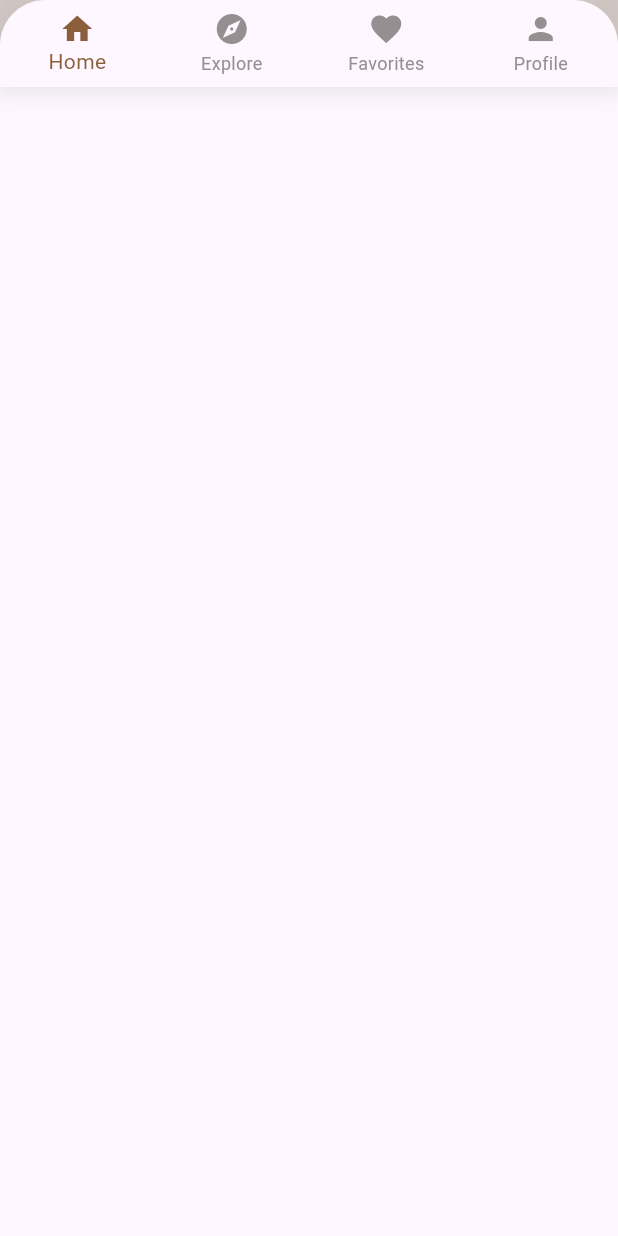
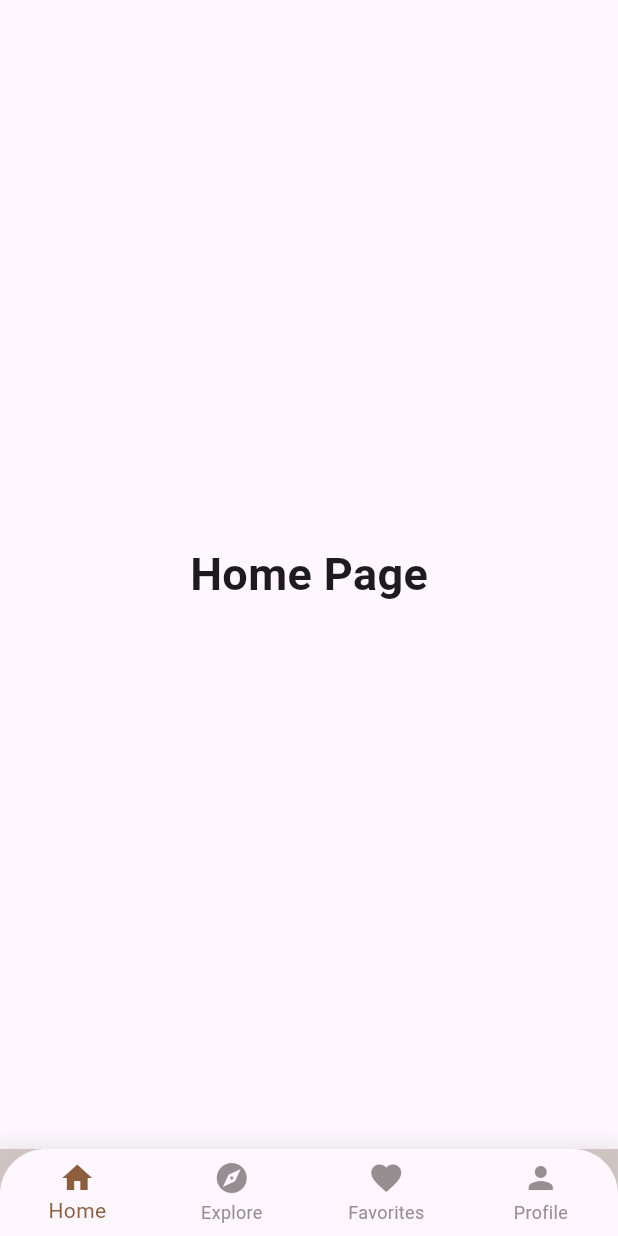
Before and after one commit to nahidath/flutter-app, a Flutter app: the BottomNavBar screen opened directly, on a phone screen of 412 x 824 dp. Run offline on Flutter 3.47's test engine with Material 3 defaults, Android fonts, the phone set to English and light mode, and no system bars.

Commit message:
modify bottomnav

```diff
--- a/myapp/lib/pages/home/widgets/bottomNavBar.dart
+++ b/myapp/lib/pages/home/widgets/bottomNavBar.dart
@@ -1,4 +1,7 @@
 import 'package:flutter/material.dart';
+
+import '../../profile/profile.dart';
+import '../home.dart';
 
 class BottomNavBar extends StatefulWidget {
   const BottomNavBar({Key? key}) : super(key: key);
@@ -10,14 +13,24 @@ class BottomNavBar extends StatefulWidget {
 class _BottomNavBarState extends State<BottomNavBar> {
   int _selectedIndex = 0;
 
+  static final List<Widget> _widgetOptions = <Widget>[
+    HomePageBN(),
+    FavoritesPageBN(),
+    ExplorePageBN(),
+    ProfilePageBN(),
+  ];
+
   void _onItemTapped(int index) {
     setState(() {
       _selectedIndex = index;
     });
   }
+
   @override
   Widget build(BuildContext context) {
-    return Container(
+    return Scaffold(
+      body: _widgetOptions[_selectedIndex],
+      bottomNavigationBar: Container(
         color: const Color(0xFFD7CCC8),
         child: Container(
           decoration: BoxDecoration(
@@ -60,6 +73,43 @@ class _BottomNavBarState extends State<BottomNavBar> {
             ),
           ),
         ),
+      ),
     );
   }
 }
+
+class HomePageBN extends StatelessWidget {
+  @override
+  Widget build(BuildContext context) {
+    return Center(
+      child: Text('Home Page', style: TextStyle(fontSize: 30, fontWeight: FontWeight.bold)),
+    );
+  }
+}
+
+class ExplorePageBN extends StatelessWidget {
+  @override
+  Widget build(BuildContext context) {
+    return Center(
+      child: Text('Explore Page', style: TextStyle(fontSize: 30, fontWeight: FontWeight.bold)),
+    );
+  }
+}
+
+class FavoritesPageBN extends StatelessWidget {
+  @override
+  Widget build(BuildContext context) {
+    return Center(
+      child: Text('Favorites Page', style: TextStyle(fontSize: 30, fontWeight: FontWeight.bold)),
+    );
+  }
+}
+
+class ProfilePageBN extends StatelessWidget {
+  @override
+  Widget build(BuildContext context) {
+    return Center(
+      child: Text('Profile Page', style: TextStyle(fontSize: 30, fontWeight: FontWeight.bold))
+    );
+  }
+}
--- a/myapp/lib/pages/profile/profile.dart
+++ b/myapp/lib/pages/profile/profile.dart
@@ -1,4 +1,5 @@
 import 'package:flutter/material.dart';
+import 'package:myapp/pages/profile/widgets/ProfileSection.dart';
 
 import '../home/widgets/bottomNavBar.dart';
 
@@ -18,7 +19,7 @@ class ProfilePage extends StatelessWidget {
             children: [
               Column(
                 children: [
-
+                    // ProfileSection(),
                 ],
               )
             ],
```
Also changed, not shown: myapp/lib/pages/profile/widgets/ProfileSection.dart (+34 -2 lines). Lines whose indentation alone changed are shown as unchanged.
